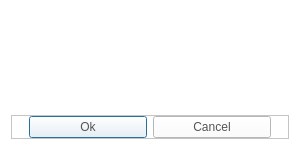
Qt form CaX/dialog/commondialog.ui (fsest4u/CaX_03) before a commit.
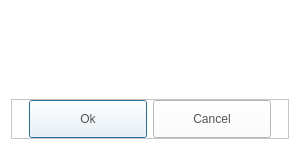
The same form after that commit. Icons and pictures are not drawn.

What changed in the file:
```diff
--- a/CaX/dialog/commondialog.ui
+++ b/CaX/dialog/commondialog.ui
@@ -54,7 +54,7 @@
         <x>0</x>
         <y>0</y>
         <width>282</width>
-        <height>98</height>
+        <height>94</height>
        </rect>
       </property>
       <layout class="QGridLayout" name="gridLayout_3">
@@ -108,9 +108,10 @@
         <property name="styleSheet">
          <string notr="true">QPushButton
 {
-  border-image: url(&quot;:/resource/audiocd-popup-btn110-ok-n.png&quot;);
-width: 110px;
-color: rgb(84, 84, 84)
+	border-image: url(&quot;:/resource/audiocd-popup-btn110-ok-n.png&quot;);
+	width: 110px;
+	height: 30px;
+	color: rgb(84, 84, 84)
 }
 
 QPushButton:hover
@@ -130,9 +131,10 @@
         <property name="styleSheet">
          <string notr="true">QPushButton
 {
-  border-image: url(&quot;:/resource/audiocd-popup-btn110-ok-n.png&quot;);
-width: 110px;
-color: rgb(84, 84, 84)
+	border-image: url(&quot;:/resource/audiocd-popup-btn110-ok-n.png&quot;);
+	width: 110px;
+	height: 30px;
+	color: rgb(84, 84, 84)
 }
 
 QPushButton:hover
```
Left out of the diff: 14 changed lines with no effect on the pictures.
